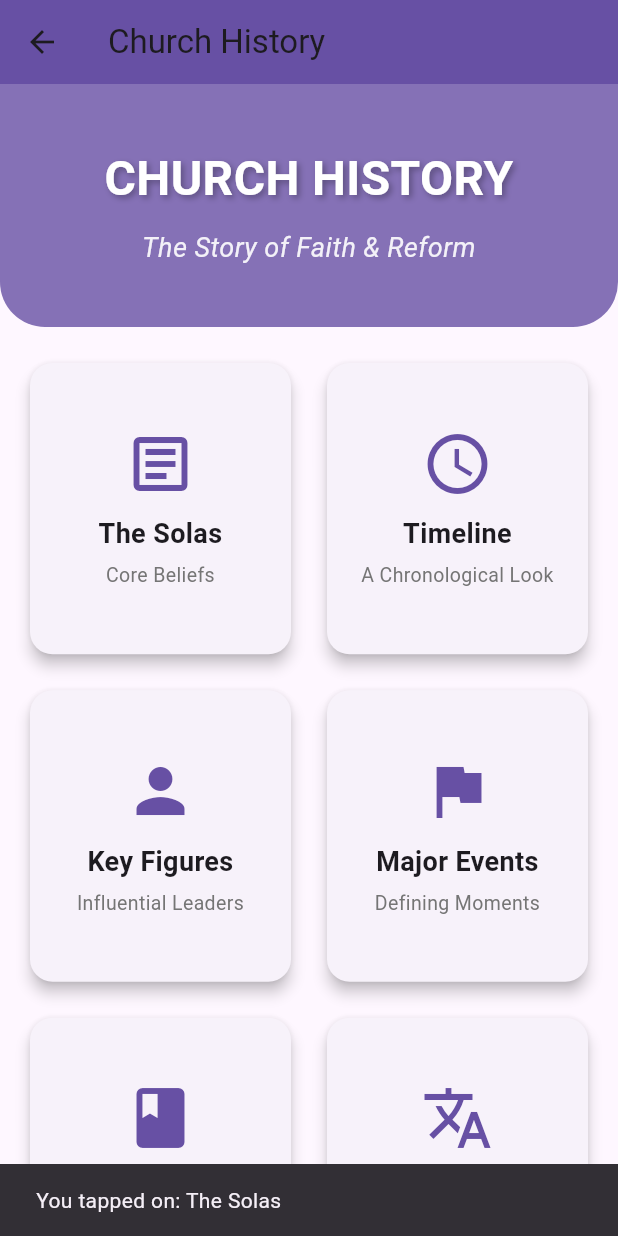
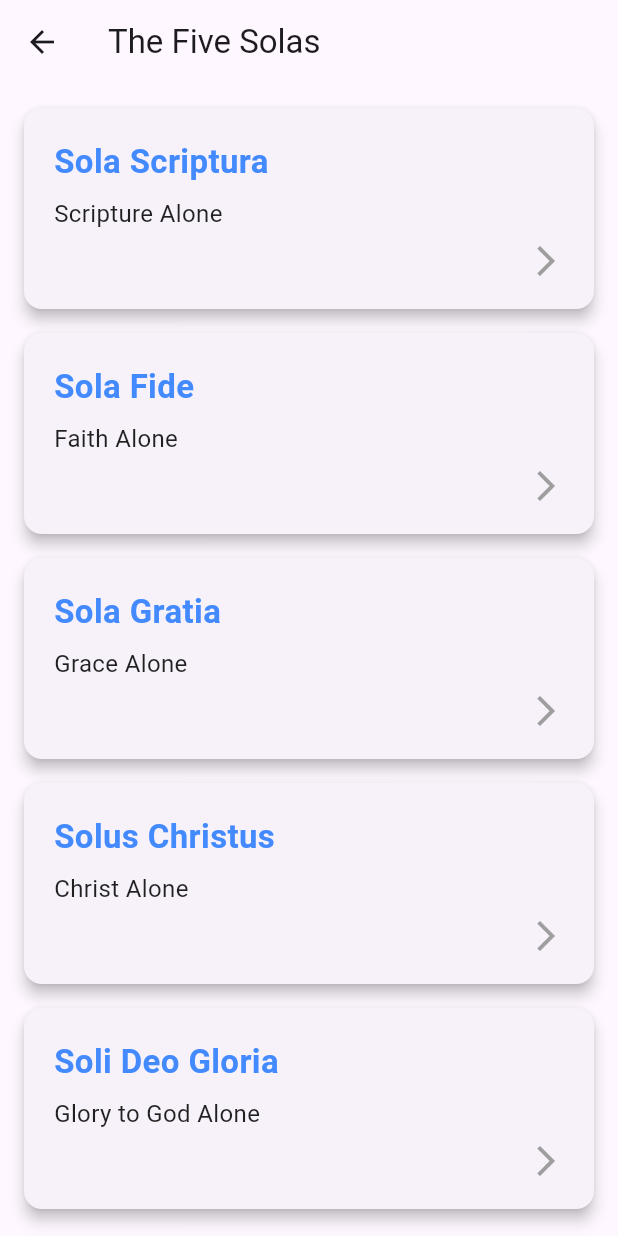
Before and after one commit to Troniccs2/flutter_thematic_bible_study, a Flutter app: the ChurchHistoryScreen screen opened directly, after a tap on "The Solas", on a phone screen of 412 x 824 dp. Run offline on Flutter 3.47's test engine with Material 3 defaults, Android fonts, the light colour scheme and no system bars; our stand-ins replace shared_preferences, sqflite; accounts and stored records are empty.

Commit message:
added the Solas and added some information

```diff
--- /dev/null
+++ b/thematic_bible_study/lib/models/sola.dart
@@ -0,0 +1,16 @@
+
+class Sola {
+  final String title;
+  final String subtitle;
+  final String meaning;
+  final List<String> scriptures;
+  final List<Map<String, String>> quotes;
+
+  const Sola({
+    required this.title,
+    required this.subtitle,
+    required this.meaning,
+    required this.scriptures,
+    required this.quotes,
+  });
+}
--- a/thematic_bible_study/lib/screens/church_history_screen.dart
+++ b/thematic_bible_study/lib/screens/church_history_screen.dart
@@ -1,39 +1,47 @@
 import 'package:flutter/material.dart';
+import 'package:thematic_bible_study/screens/solas_screen.dart'; // <--- NEW: Import the SolasScreen
 
 class ChurchHistoryScreen extends StatelessWidget {
   const ChurchHistoryScreen({super.key});
 
   // Data for each of the history cards
+  // Added a 'destination' key to identify where each card should navigate
   final List<Map<String, dynamic>> _cardData = const [
     {
       'title': 'The Solas',
       'subtitle': 'Core Beliefs',
-      'icon': Icons.article_outlined, // Using a scroll/article icon
+      'icon': Icons.article_outlined,
+      'destination': 'solas', // This will map to SolasScreen
     },
     {
       'title': 'Timeline',
       'subtitle': 'A Chronological Look',
-      'icon': Icons.access_time, // Using a clock icon
+      'icon': Icons.access_time,
+      'destination': 'timeline', // Placeholder for future navigation
     },
     {
       'title': 'Key Figures',
       'subtitle': 'Influential Leaders',
-      'icon': Icons.person, // Using a person icon
+      'icon': Icons.person,
+      'destination': 'key_figures', // Placeholder
     },
     {
       'title': 'Major Events',
       'subtitle': 'Defining Moments',
-      'icon': Icons.flag, // Using a flag icon
+      'icon': Icons.flag,
+      'destination': 'major_events', // Placeholder
     },
     {
       'title': 'Primary Docs',
       'subtitle': 'Original Writings',
-      'icon': Icons.book, // Using a book icon
+      'icon': Icons.book,
+      'destination': 'primary_docs', // Placeholder
     },
     {
       'title': 'Glossary',
       'subtitle': 'Key Terms Explained',
-      'icon': Icons.translate, // Using a translate/dictionary icon
+      'icon': Icons.translate,
+      'destination': 'glossary', // Placeholder
     },
   ];
 
@@ -42,19 +50,18 @@ class ChurchHistoryScreen extends StatelessWidget {
     return Scaffold(
       appBar: AppBar(
         title: const Text('Church History'),
-        backgroundColor: Theme.of(context).primaryColor, // Consistent app bar color
-        elevation: 0, // Remove shadow under app bar for seamless look with header
+        backgroundColor: Theme.of(context).primaryColor,
+        elevation: 0,
       ),
-      body: SingleChildScrollView( // Allows the content to scroll if it overflows
+      body: SingleChildScrollView(
         child: Column(
           children: [
             // --- Header Section ---
             Container(
               width: double.infinity,
               padding: const EdgeInsets.symmetric(vertical: 40.0, horizontal: 20.0),
-              // Decoration for the top background, you can add images here later
               decoration: BoxDecoration(
-                color: Theme.of(context).primaryColor.withOpacity(0.8), // A slightly transparent primary color
+                color: Theme.of(context).primaryColor.withOpacity(0.8),
                 borderRadius: const BorderRadius.only(
                   bottomLeft: Radius.circular(30),
                   bottomRight: Radius.circular(30),
@@ -69,7 +76,7 @@ class ChurchHistoryScreen extends StatelessWidget {
                       fontSize: 32,
                       fontWeight: FontWeight.bold,
                       color: Colors.white,
-                      shadows: [ // Adds a subtle shadow to the text for better contrast
+                      shadows: [
                         Shadow(
                           blurRadius: 5.0,
                           color: Colors.black.withOpacity(0.3),
@@ -92,19 +99,19 @@ class ChurchHistoryScreen extends StatelessWidget {
                 ],
               ),
             ),
-            const SizedBox(height: 20), // Spacing between header and grid
+            const SizedBox(height: 20),
 
             // --- Grid of Cards Section ---
             Padding(
               padding: const EdgeInsets.symmetric(horizontal: 16.0),
               child: GridView.builder(
-                shrinkWrap: true, // Important: allows GridView to take only necessary space inside SingleChildScrollView
-                physics: const NeverScrollableScrollPhysics(), // Important: GridView itself won't scroll, outer SingleChildScrollView handles it
+                shrinkWrap: true,
+                physics: const NeverScrollableScrollPhysics(),
                 gridDelegate: const SliverGridDelegateWithFixedCrossAxisCount(
-                  crossAxisCount: 2, // 2 items per row
-                  crossAxisSpacing: 16.0, // Horizontal spacing between cards
-                  mainAxisSpacing: 16.0, // Vertical spacing between cards
-                  childAspectRatio: 0.9, // Adjust card height (e.g., 1.0 for square, <1.0 for wider, >1.0 for taller)
+                  crossAxisCount: 2,
+                  crossAxisSpacing: 16.0,
+                  mainAxisSpacing: 16.0,
+                  childAspectRatio: 0.9,
                 ),
                 itemCount: _cardData.length,
                 itemBuilder: (context, index) {
@@ -114,11 +121,12 @@ class ChurchHistoryScreen extends StatelessWidget {
                     card['title']!,
                     card['subtitle']!,
                     card['icon']!,
+                    card['destination']!, // <--- Pass the new 'destination' parameter
                   );
                 },
               ),
             ),
-            const SizedBox(height: 20), // Spacing at the bottom of the screen
+            const SizedBox(height: 20),
           ],
         ),
       ),
@@ -126,25 +134,33 @@ class ChurchHistoryScreen extends StatelessWidget {
   }
 
   // Helper method to build each history card
-  Widget _buildHistoryCard(BuildContext context, String title, String subtitle, IconData icon) {
+  // Modified to accept a 'destination' parameter for navigation logic
+  Widget _buildHistoryCard(BuildContext context, String title, String subtitle, IconData icon, String destination) {
     return Card(
-      elevation: 4, // Adds a shadow effect
-      shape: RoundedRectangleBorder(borderRadius: BorderRadius.circular(15)), // Rounded corners
-      child: InkWell( // Makes the entire card tappable with a ripple effect
+      elevation: 4,
+      shape: RoundedRectangleBorder(borderRadius: BorderRadius.circular(15)),
+      child: InkWell(
+        borderRadius: BorderRadius.circular(15),
         onTap: () {
-          // TODO: Implement navigation to specific history sections based on the tapped card
-          // For now, it just shows a snackbar message
-          ScaffoldMessenger.of(context).showSnackBar(
-            SnackBar(content: Text('You tapped on: $title')),
-          );
+          // --- NEW NAVIGATION LOGIC ---
+          if (destination == 'solas') {
+            Navigator.push(
+              context,
+              MaterialPageRoute(builder: (context) => const SolasScreen()),
+            );
+          } else {
+            // For other cards, keep the placeholder snackbar for now
+            ScaffoldMessenger.of(context).showSnackBar(
+              SnackBar(content: Text('You tapped on: $title - This section is under construction!')),
+            );
+          }
         },
-        borderRadius: BorderRadius.circular(15), // Ensures ripple effect matches card shape
         child: Padding(
           padding: const EdgeInsets.all(12.0),
           child: Column(
-            mainAxisAlignment: MainAxisAlignment.center, // Center content vertically
+            mainAxisAlignment: MainAxisAlignment.center,
             children: [
-              Icon(icon, size: 48, color: Theme.of(context).primaryColor), // Large icon with app's primary color
+              Icon(icon, size: 48, color: Theme.of(context).primaryColor),
               const SizedBox(height: 10),
               Text(
                 title,
--- /dev/null
+++ b/thematic_bible_study/lib/screens/solas_screen.dart
@@ -0,0 +1,154 @@
+// lib/screens/solas_screen.dart
+import 'package:flutter/material.dart';
+import 'package:thematic_bible_study/models/sola.dart'; // Import the Sola model
+import 'package:thematic_bible_study/screens/sola_detail_screen.dart'; // Import the SolaDetailScreen
+
+class SolasScreen extends StatelessWidget {
+  const SolasScreen({super.key});
+
+  // This list holds all the Sola objects with their unique content
+  final List<Sola> solas = const [
+    Sola(
+      title: 'Sola Scriptura',
+      subtitle: 'Scripture Alone',
+      meaning:
+          "\"Sola Scriptura\" (Scripture Alone) is the formal principle of the Protestant Reformation. It asserts that the Bible is the sole infallible rule of faith and practice for the church and the Christian life. It holds that Scripture alone is the divinely inspired and authoritative Word of God, sufficient for all matters of Christian doctrine and life, and is perspicuous (clear) in its essential teachings. This means that traditions, councils, or human reason, while potentially helpful, do not hold the same authoritative weight as the Bible.",
+      scriptures: [
+        '2 Timothy 3:16-17 (All Scripture is God-breathed and is useful for teaching, rebuking, correcting and training in righteousness...)',
+        '2 Peter 1:20-21 (Above all, you must understand that no prophecy of Scripture came about by the prophet’s own interpretation of things...)',
+        'Isaiah 8:20 (To the Law and to the Testimony! If they do not speak according to this word, they have no light of dawn.)',
+        'Deuteronomy 4:2 (Do not add to what I command you and do not subtract from it, but keep the commands of the Lord your God that I give you.)',
+        'Psalm 19:7-11 (The law of the Lord is perfect, refreshing the soul...)',
+      ],
+      quotes: [
+        {'text': 'Unless I am convinced by the testimony of the Scriptures or by clear reason, I am bound by the Scriptures I have quoted and my conscience is captive to the Word of God.', 'author': 'Martin Luther'},
+        {'text': 'All things in Scripture are not alike plain in themselves, nor alike clear unto all; yet those things which are necessary to be known, believed, and observed, for salvation, are so clearly propounded and opened in some place of Scripture or other, that not only the learned, but the unlearned, in a due use of the ordinary means, may attain unto a sufficient understanding of them.', 'author': 'Westminster Confession of Faith'},
+      ],
+    ),
+    Sola(
+      title: 'Sola Fide',
+      subtitle: 'Faith Alone',
+      meaning:
+          "\"Sola Fide\" (Faith Alone) means to be justified by faith alone, not by the works of man at all.",
+      scriptures: [
+        'Galatians 2:16 "Knowing that a man is not justified by the works of the law, but by the faith of Jesus Christ."',
+        'Galatians 2:21 "I do not frustrate the grace of God. For if righteousness come by the law, then Christ is dead in vain."',
+        'Hewbrews 11:33 "Who through faith subdued kingdoms, wrought righteousness, obtained promises, stopped the mouths of lions,"'
+      ],
+       quotes: [
+        {'text': '"First have faith in Christ, and Christ will enable you to do and to live."', 'author': 'Martin Luther'},
+        {'text': '"Faith is the divinity of works."', 'author': 'Martin Luther'},
+      ],
+    ),
+    Sola(
+      title: 'Sola Gratia',
+      subtitle: 'Grace Alone',
+      meaning:
+          "\"Sola Gratia\" (Grace Alone) states that salvation is entirely by God's unmerited favor and love, not based on any human effort, merit, or inherent goodness. It emphasizes that God's grace is the sole cause of salvation, from initiation to completion. Humanity, being spiritually dead in sin, cannot contribute to its own redemption, making salvation purely a sovereign act of divine grace.",
+      scriptures: [
+        'Galatians 3:17 "And this I say, that the covenant, that was confirmed before of God in Christ, the law, which was four hundred and thirty years after, cannot disannul, that it should make the promise of none effect."',
+
+      ],
+       quotes: [
+        {'text': 'Unless I am convinced by the testimony of the Scriptures or by clear reason, I am bound by the Scriptures I have quoted and my conscience is captive to the Word of God.', 'author': 'Martin Luther'},
+        {'text': 'All things in Scripture are not alike plain in themselves, nor alike clear unto all; yet those things which are necessary to be known, believed, and observed, for salvation, are so clearly propounded and opened in some place of Scripture or other, that not only the learned, but the unlearned, in a due use of the ordinary means, may attain unto a sufficient understanding of them.', 'author': 'Westminster Confession of Faith'},
+      ],
+    ),
+    Sola(
+      title: 'Solus Christus',
+      subtitle: 'Christ Alone',
+      meaning:
+          "\"Solus Christus\" (Christ Alone) affirms that salvation is accomplished through Jesus Christ alone. He is the sole mediator between God and humanity, and His atoning sacrifice on the cross is the only means by which sins are forgiven and reconciliation with God is achieved. No other person, prophet, ritual, or institution can provide salvation, nor is there any other name by which we must be saved.",
+      scriptures: [
+        'Galatians 3:13 "Christ hath redeemed us from the curse of the law, being made a curse for us: for it is written, Cursed is every one that hangeth on a tree:"',
+        'Hebrews 8:6 "But now hath he obtained a more excellent ministry, inasmuch as he is also the mediator of a better covenant, which was established upon better promises."',
+        'Hebrews 9:12 "Neither by the blood of goats and calves, but by his own blood he entered in once into the holy place, having obtained eternal redemption for us."',
+        'Hebrews 10:10 "By the which will we are sanctified through the offering of the body of Jesus Christ once for all."',
+      ],
+       quotes: [
+        {'text': 'Unless I am convinced by the testimony of the Scriptures or by clear reason, I am bound by the Scriptures I have quoted and my conscience is captive to the Word of God.', 'author': 'Martin Luther'},
+        {'text': 'All things in Scripture are not alike plain in themselves, nor alike clear unto all; yet those things which are necessary to be known, believed, and observed, for salvation, are so clearly propounded and opened in some place of Scripture or other, that not only the learned, but the unlearned, in a due use of the ordinary means, may attain unto a sufficient understanding of them.', 'author': 'Westminster Confession of Faith'},
+      ],
+    ),
+    Sola(
+      title: 'Soli Deo Gloria',
+      subtitle: 'Glory to God Alone',
+      meaning:
+          "\"Soli Deo Gloria\" (Glory to God Alone) asserts that all glory, honor, and worship belong to God alone. This principle holds that salvation, and indeed all of creation and every aspect of life, ministry, and worship, exist for God's glory. It stands against any human boast or self-exaltation, ensuring that God receives all credit for His gracious work of salvation and for His sovereign rule over all things.",
+      scriptures: [
+        'Romans 11:36 (For from him and through him and for him are all things. To him be the glory forever! Amen.)',
+        '1 Corinthians 10:31 (So whether you eat or drink or whatever you do, do it all for the glory of God.)',
+        'Psalm 115:1 (Not to us, Lord, not to us but to your name be the glory, because of your love and faithfulness.)',
+        'Isaiah 42:8 (I am the Lord; that is my name! I will not yield my glory to another or my praise to idols.)',
+      ],
+       quotes: [
+        {'text': 'Unless I am convinced by the testimony of the Scriptures or by clear reason, I am bound by the Scriptures I have quoted and my conscience is captive to the Word of God.', 'author': 'Martin Luther'},
+        {'text': 'All things in Scripture are not alike plain in themselves, nor alike clear unto all; yet those things which are necessary to be known, believed, and observed, for salvation, are so clearly propounded and opened in some place of Scripture or other, that not only the learned, but the unlearned, in a due use of the ordinary means, may attain unto a sufficient understanding of them.', 'author': 'Westminster Confession of Faith'},
+      ],
+    ),
+  ];
+
+  @override
+  Widget build(BuildContext context) {
+    return Scaffold(
+      appBar: AppBar(
+        title: const Text('The Five Solas'),
+      ),
+      body: ListView.builder(
+        padding: const EdgeInsets.all(16.0),
+        itemCount: solas.length,
+        itemBuilder: (context, index) {
+          final sola = solas[index]; // Get the specific Sola object for this card
+          return Card(
+            margin: const EdgeInsets.only(bottom: 16.0),
+            elevation: 4.0,
+            shape: RoundedRectangleBorder(
+              borderRadius: BorderRadius.circular(12.0),
+            ),
+            child: InkWell( // Makes the card tappable with a ripple effect
+              onTap: () {
+                // Navigate to the SolaDetailScreen, passing the entire Sola object
+                Navigator.push(
+                  context,
+                  MaterialPageRoute(
+                    builder: (context) => SolaDetailScreen(sola: sola),
+                  ),
+                );
+              },
+              borderRadius: BorderRadius.circular(12.0),
+              child: Padding(
+                padding: const EdgeInsets.all(20.0),
+                child: Column(
+                  crossAxisAlignment: CrossAxisAlignment.start,
+                  children: [
+                    Text(
+                      sola.title, // Access title directly from the Sola object
+                      style: const TextStyle(
+                        fontSize: 22.0,
+                        fontWeight: FontWeight.bold,
+                        color: Colors.blueAccent,
+                      ),
+                    ),
+                    const SizedBox(height: 8.0),
+                    Text(
+                      sola.subtitle, // Access subtitle directly from the Sola object
+                      style: const TextStyle(
+                        fontSize: 16.0,
+                        color: Colors.black87,
+                      ),
+                    ),
+                    const SizedBox(height: 8.0),
+                    const Align(
+                      alignment: Alignment.bottomRight,
+                      child: Icon(Icons.arrow_forward_ios, color: Colors.grey),
+                    ),
+                  ],
+                ),
+              ),
+            ),
+          );
+        },
+      ),
+    );
+  }
+}
```
Also changed, not shown: thematic_bible_study/lib/screens/sola_detail_screen.dart (added, +146 -0 lines).
